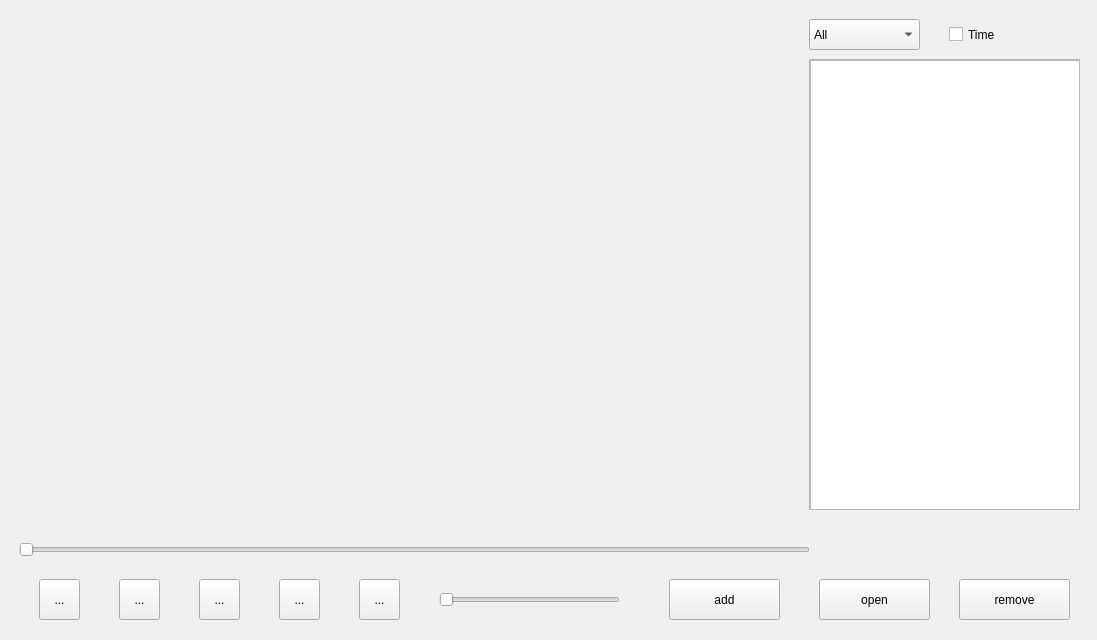
Leyusf/UI_Player, file player.ui: the form before one commit.
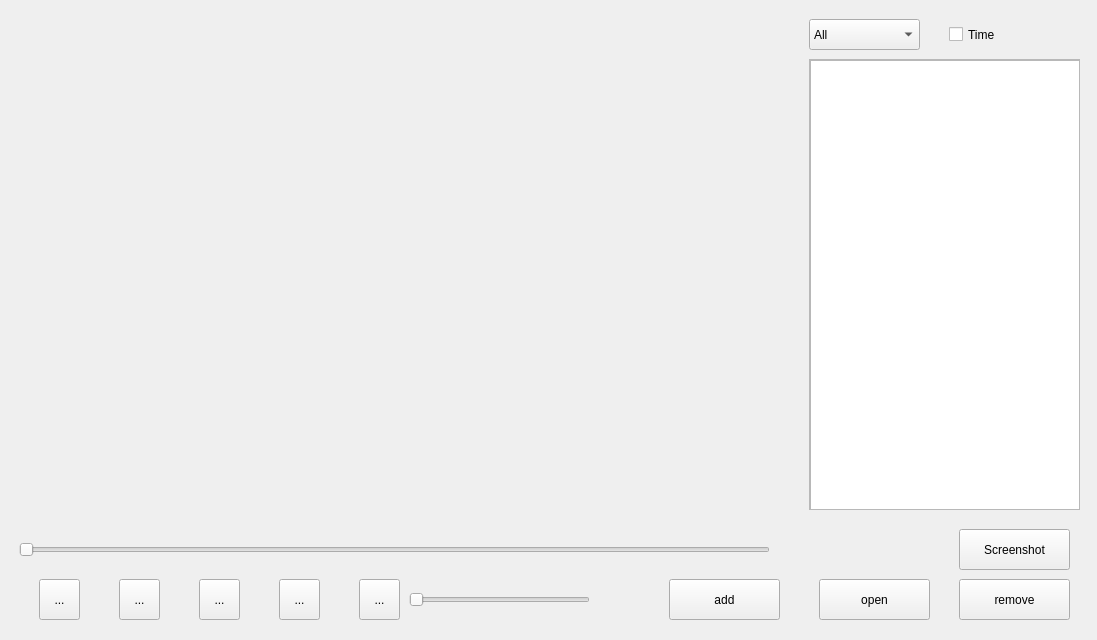
The form after the commit. Custom widgets are drawn as their Qt base class.

The edit to the form file:
```diff
--- a/player.ui
+++ b/player.ui
@@ -25,6 +25,9 @@
   <property name="windowTitle">
    <string>Player</string>
   </property>
+  <property name="autoFillBackground">
+   <bool>false</bool>
+  </property>
   <widget class="QWidget" name="centralwidget">
    <widget class="QWidget" name="widget" native="true">
     <property name="geometry">
@@ -146,7 +149,7 @@
       <rect>
        <x>10</x>
        <y>20</y>
-       <width>791</width>
+       <width>751</width>
        <height>22</height>
       </rect>
      </property>
@@ -157,7 +160,7 @@
     <widget class="QSlider" name="volumn_slider">
      <property name="geometry">
       <rect>
-       <x>430</x>
+       <x>400</x>
        <y>70</y>
        <width>181</width>
        <height>22</height>
@@ -183,9 +186,9 @@
     <widget class="QLabel" name="v_labelDuration">
      <property name="geometry">
       <rect>
-       <x>840</x>
+       <x>790</x>
        <y>14</y>
-       <width>211</width>
+       <width>121</width>
        <height>31</height>
       </rect>
      </property>
@@ -297,6 +300,19 @@
       <string>open</string>
      </property>
     </widget>
+    <widget class="QPushButton" name="screenshot">
+     <property name="geometry">
+      <rect>
+       <x>950</x>
+       <y>10</y>
+       <width>111</width>
+       <height>41</height>
+      </rect>
+     </property>
+     <property name="text">
+      <string>Screenshot</string>
+     </property>
+    </widget>
    </widget>
   </widget>
  </widget>
```
Left out of the diff: 9 changed lines with no effect on the pictures.
